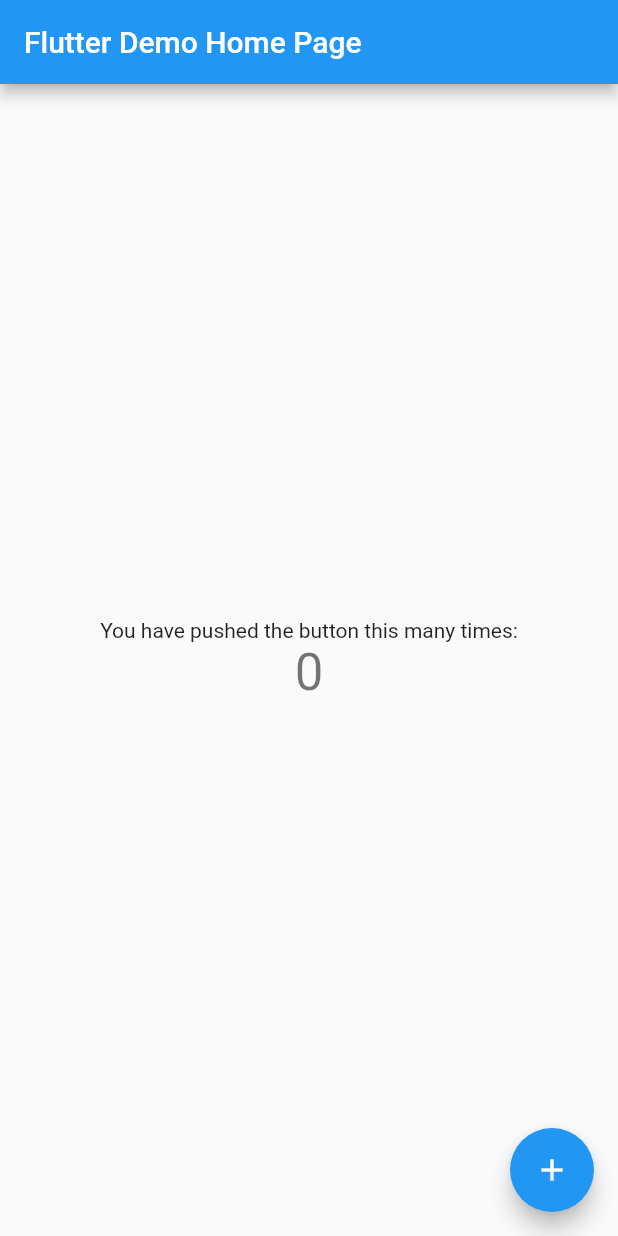
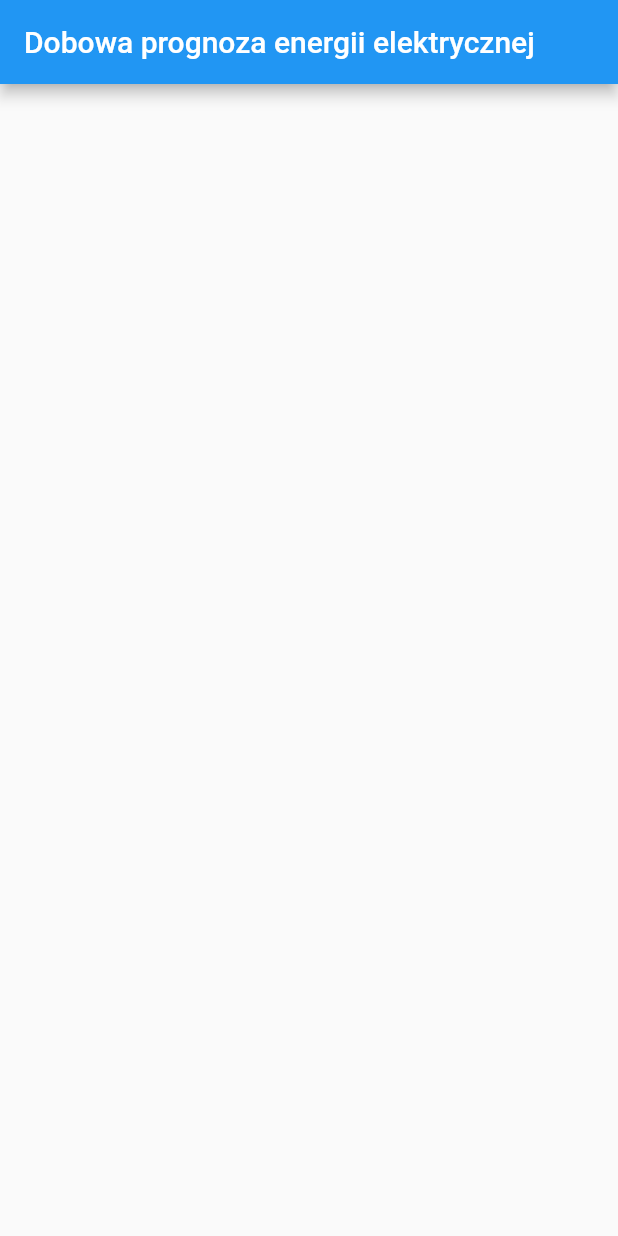
Before and after one commit to panekkk/panel-forecast, a Flutter app: the screen it shows after launch, on a phone screen of 412 x 824 dp. Run offline on Flutter 3.47's test engine with Material 2 defaults, Android fonts, the phone set to English and light mode, and no system bars.

Commit message:
Created basic skeleton of app

```diff
--- a/lib/main.dart
+++ b/lib/main.dart
@@ -1,115 +1,22 @@
 import 'package:flutter/material.dart';
+import 'package:panel_forecast/screens/forecast_screen.dart';
 
 void main() {
   runApp(const MyApp());
 }
 
 class MyApp extends StatelessWidget {
-  const MyApp({Key? key}) : super(key: key);
+  const MyApp();
 
-  // This widget is the root of your application.
   @override
   Widget build(BuildContext context) {
     return MaterialApp(
-      title: 'Flutter Demo',
+      title: 'Dobowa prognoza produkcji energii elektrycznej przez panel fotowoltaiczny',
       theme: ThemeData(
-        // This is the theme of your application.
-        //
-        // Try running your application with "flutter run". You'll see the
-        // application has a blue toolbar. Then, without quitting the app, try
-        // changing the primarySwatch below to Colors.green and then invoke
-        // "hot reload" (press "r" in the console where you ran "flutter run",
-        // or simply save your changes to "hot reload" in a Flutter IDE).
-        // Notice that the counter didn't reset back to zero; the application
-        // is not restarted.
+
         primarySwatch: Colors.blue,
       ),
-      home: const MyHomePage(title: 'Flutter Demo Home Page'),
+      home: const ForecastScreen(),
     );
   }
 }
-
-class MyHomePage extends StatefulWidget {
-  const MyHomePage({Key? key, required this.title}) : super(key: key);
-
-  // This widget is the home page of your application. It is stateful, meaning
-  // that it has a State object (defined below) that contains fields that affect
-  // how it looks.
-
-  // This class is the configuration for the state. It holds the values (in this
-  // case the title) provided by the parent (in this case the App widget) and
-  // used by the build method of the State. Fields in a Widget subclass are
-  // always marked "final".
-
-  final String title;
-
-  @override
-  State<MyHomePage> createState() => _MyHomePageState();
-}
-
-class _MyHomePageState extends State<MyHomePage> {
-  int _counter = 0;
-
-  void _incrementCounter() {
-    setState(() {
-      // This call to setState tells the Flutter framework that something has
-      // changed in this State, which causes it to rerun the build method below
-      // so that the display can reflect the updated values. If we changed
-      // _counter without calling setState(), then the build method would not be
-      // called again, and so nothing would appear to happen.
-      _counter++;
-    });
-  }
-
-  @override
-  Widget build(BuildContext context) {
-    // This method is rerun every time setState is called, for instance as done
-    // by the _incrementCounter method above.
-    //
-    // The Flutter framework has been optimized to make rerunning build methods
-    // fast, so that you can just rebuild anything that needs updating rather
-    // than having to individually change instances of widgets.
-    return Scaffold(
-      appBar: AppBar(
-        // Here we take the value from the MyHomePage object that was created by
-        // the App.build method, and use it to set our appbar title.
-        title: Text(widget.title),
-      ),
-      body: Center(
-        // Center is a layout widget. It takes a single child and positions it
-        // in the middle of the parent.
-        child: Column(
-          // Column is also a layout widget. It takes a list of children and
-          // arranges them vertically. By default, it sizes itself to fit its
-          // children horizontally, and tries to be as tall as its parent.
-          //
-          // Invoke "debug painting" (press "p" in the console, choose the
-          // "Toggle Debug Paint" action from the Flutter Inspector in Android
-          // Studio, or the "Toggle Debug Paint" command in Visual Studio Code)
-          // to see the wireframe for each widget.
-          //
-          // Column has various properties to control how it sizes itself and
-          // how it positions its children. Here we use mainAxisAlignment to
-          // center the children vertically; the main axis here is the vertical
-          // axis because Columns are vertical (the cross axis would be
-          // horizontal).
-          mainAxisAlignment: MainAxisAlignment.center,
-          children: <Widget>[
-            const Text(
-              'You have pushed the button this many times:',
-            ),
-            Text(
-              '$_counter',
-              style: Theme.of(context).textTheme.headline4,
-            ),
-          ],
-        ),
-      ),
-      floatingActionButton: FloatingActionButton(
-        onPressed: _incrementCounter,
-        tooltip: 'Increment',
-        child: const Icon(Icons.add),
-      ), // This trailing comma makes auto-formatting nicer for build methods.
-    );
-  }
-}
--- /dev/null
+++ b/lib/screens/forecast_screen.dart
@@ -0,0 +1,20 @@
+import 'package:flutter/material.dart';
+class ForecastScreen extends StatefulWidget {
+  const ForecastScreen({ Key? key }) : super(key: key);
+
+  @override
+  State<ForecastScreen> createState() => _ForecastScreenState();
+}
+
+class _ForecastScreenState extends State<ForecastScreen> {
+  @override
+  Widget build(BuildContext context) {
+    return Scaffold(
+       appBar: AppBar(
+          title: Text('Dobowa prognoza energii elektrycznej'),
+        ),
+        body: Column(children: [],),
+
+    );
+  }
+}
--- /dev/null
+++ b/lib/screens/paramaters_screen.dart
@@ -0,0 +1,17 @@
+import 'package:flutter/material.dart';
+
+class ParametersScreen extends StatefulWidget {
+  const ParametersScreen({ Key? key }) : super(key: key);
+
+  @override
+  State<ParametersScreen> createState() => _ParametersScreenState();
+}
+
+class _ParametersScreenState extends State<ParametersScreen> {
+  @override
+  Widget build(BuildContext context) {
+    return Container(
+
+    );
+  }
+}
```
Also changed, not shown: lib/screens/settings_screen.dart (added).
